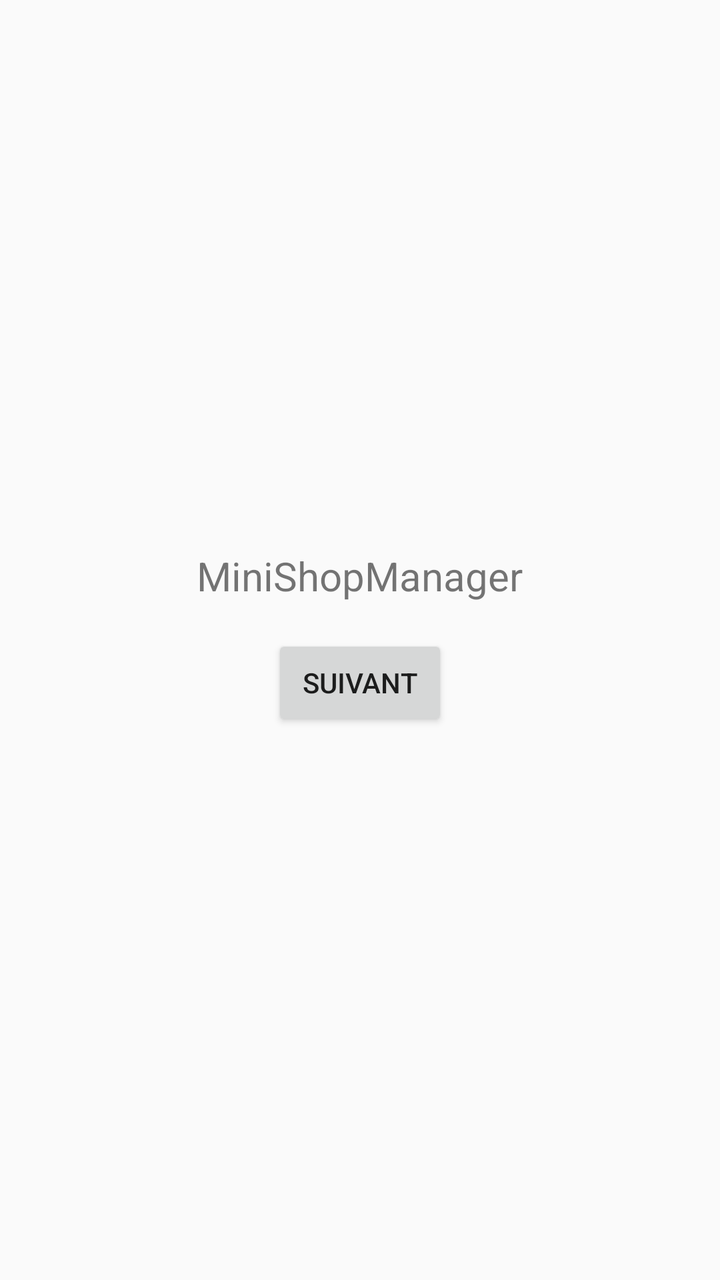
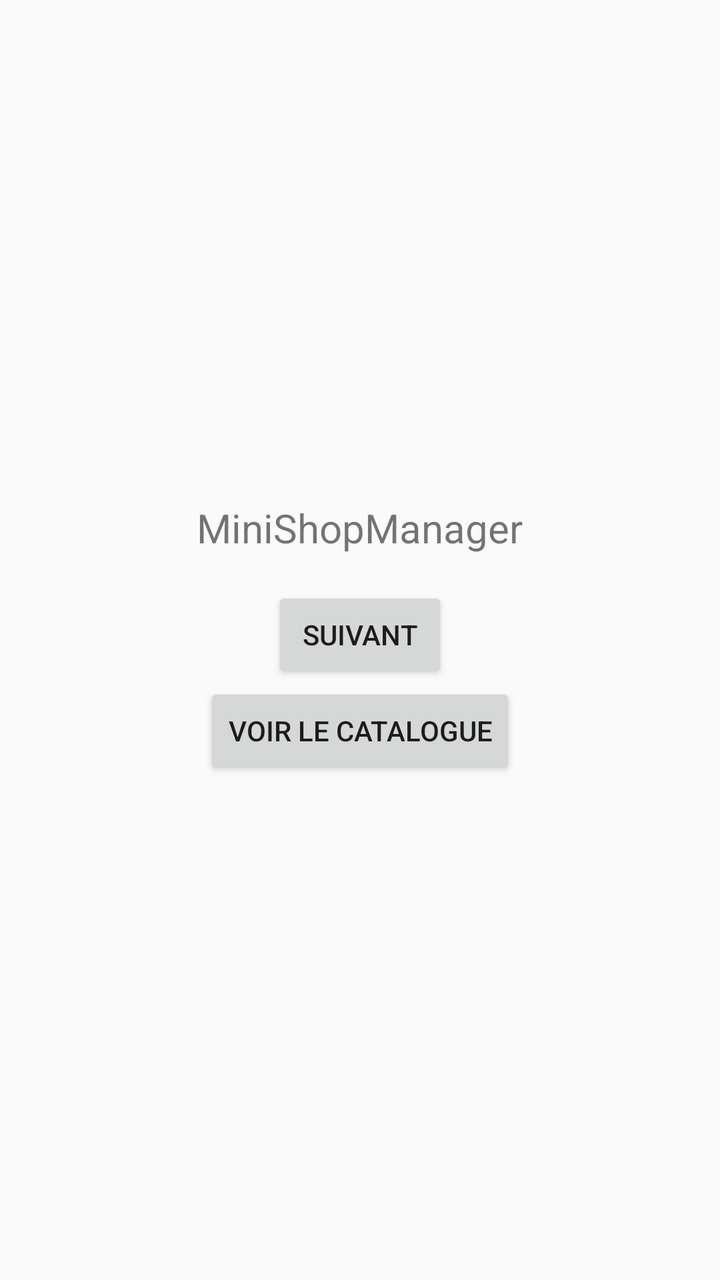

The first picture is an Android layout as it rendered before a commit; the second is the same layout after the commit. The layout source and the unified diff follow.
<!-- AndroidManifest.xml: activity theme Theme.MiniShopManager -->
<!-- res/layout/activity_main.xml -->
<?xml version="1.0" encoding="utf-8"?>
<LinearLayout xmlns:android="http://schemas.android.com/apk/res/android"
    android:id="@+id/main"
    android:layout_width="match_parent"
    android:layout_height="match_parent"
    android:gravity="center"
    android:orientation="vertical">

    <TextView
        android:id="@+id/tvName"
        android:layout_width="wrap_content"
        android:layout_height="wrap_content"
        android:paddingBottom="16dp"
        android:text="MiniShopManager"
        android:textSize="20sp" />

    <Button
        android:id="@+id/btnNext"
        android:layout_width="wrap_content"
        android:layout_height="wrap_content"
        android:text="Suivant" />
</LinearLayout>
<!-- resources referenced by this layout -->
<resources>
  <style name="Theme.MiniShopManager" parent="Theme.AppCompat.Light.NoActionBar" />
</resources>

<!-- the commit's change to res/layout/activity_main.xml (unified diff, before → after) -->
@@ -19,4 +19,10 @@
         android:layout_width="wrap_content"
         android:layout_height="wrap_content"
         android:text="Suivant" />
+
+    <Button
+        android:id="@+id/btnCatalog"
+        android:layout_width="wrap_content"
+        android:layout_height="wrap_content"
+        android:text="Voir le Catalogue" />
 </LinearLayout>
